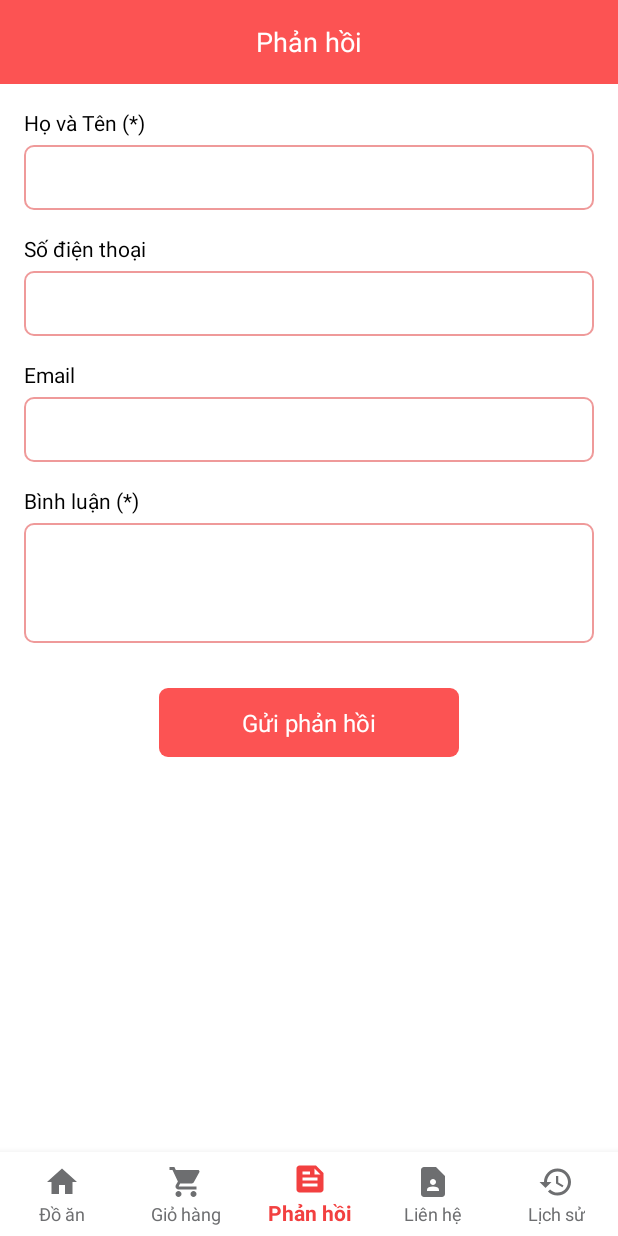
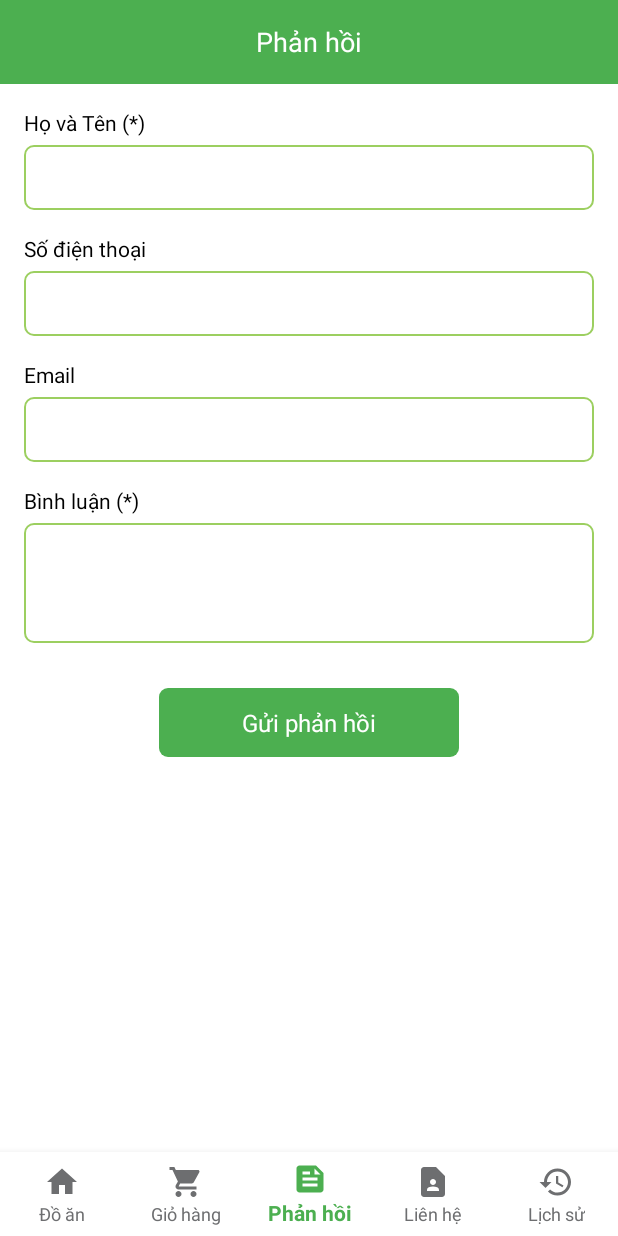
Before and after one commit to OtisDT/FoodOrderBasic_Java, an Android app: the screen it shows after launch (MainActivity), item 3 of the bottom bar chosen, on a phone screen of 412 x 824 dp. Run offline under Robolectric (Android 15) with nearby library versions, the phone set to English and light mode, and no system bars; our stand-ins replace Firebase (no records; nobody signed in at launch, a user with empty details on screens opened directly); libraries missing offline, so code that uses them is left out: com.afollestad.materialdialogs; 5 statements that could not run were skipped.

Commit message:
fix
fix_theme

```diff
--- a/FoodOrder/app/src/main/AndroidManifest.xml
+++ b/FoodOrder/app/src/main/AndroidManifest.xml
@@ -19,10 +19,10 @@
     <application
         android:name=".ControllerApplication"
         android:allowBackup="false"
-        android:icon="@mipmap/ic_launcher"
+        android:icon="@mipmap/logo_app"
         android:label="@string/app_name"
         android:largeHeap="true"
-        android:roundIcon="@mipmap/ic_launcher_round"
+        android:roundIcon="@mipmap/logo_app"
         android:supportsRtl="true"
         android:theme="@style/AppTheme">
         <activity android:name=".activity.SplashActivity"
--- a/FoodOrder/app/src/main/res/layout/fragment_contact.xml
+++ b/FoodOrder/app/src/main/res/layout/fragment_contact.xml
@@ -15,13 +15,13 @@
         <de.hdodenhof.circleimageview.CircleImageView
             android:layout_width="@dimen/define_dimen_120"
             android:layout_height="@dimen/define_dimen_120"
-            android:src="@drawable/img_splash" />
+            android:src="@drawable/logo_order" />
 
         <TextView
             android:layout_width="wrap_content"
             android:layout_height="wrap_content"
             android:layout_marginTop="@dimen/define_dimen_10"
-            android:text="@string/tincoder"
+            android:text="@string/author"
             android:textColor="@color/colorPrimary"
             android:textSize="@dimen/text_size_xnormal" />
 
--- a/FoodOrder/app/src/main/res/layout/fragment_feedback.xml
+++ b/FoodOrder/app/src/main/res/layout/fragment_feedback.xml
@@ -21,7 +21,7 @@
             android:layout_width="match_parent"
             android:layout_height="wrap_content"
             android:layout_marginTop="@dimen/define_dimen_5"
-            android:background="@drawable/bg_white_shape_border_red"
+            android:background="@drawable/bg_white_shape_border_green"
             android:imeOptions="actionNext"
             android:inputType="text"
             android:padding="@dimen/define_dimen_12"
@@ -39,7 +39,7 @@
             android:layout_width="match_parent"
             android:layout_height="wrap_content"
             android:layout_marginTop="@dimen/define_dimen_5"
-            android:background="@drawable/bg_white_shape_border_red"
+            android:background="@drawable/bg_white_shape_border_green"
             android:imeOptions="actionNext"
             android:inputType="phone"
             android:padding="@dimen/define_dimen_12"
@@ -57,7 +57,7 @@
             android:layout_width="match_parent"
             android:layout_height="wrap_content"
             android:layout_marginTop="@dimen/define_dimen_5"
-            android:background="@drawable/bg_white_shape_border_red"
+            android:background="@drawable/bg_white_shape_border_green"
             android:imeOptions="actionNext"
             android:inputType="textEmailAddress"
             android:padding="@dimen/define_dimen_12"
@@ -75,7 +75,7 @@
             android:layout_width="match_parent"
             android:layout_height="@dimen/define_dimen_80"
             android:layout_marginTop="@dimen/define_dimen_5"
-            android:background="@drawable/bg_white_shape_border_red"
+            android:background="@drawable/bg_white_shape_border_green"
             android:gravity="start"
             android:imeOptions="actionDone"
             android:maxLength="1000"
--- a/FoodOrder/app/src/main/res/layout/fragment_home.xml
+++ b/FoodOrder/app/src/main/res/layout/fragment_home.xml
@@ -21,7 +21,7 @@
             android:id="@+id/edt_search_name"
             android:layout_width="match_parent"
             android:layout_height="wrap_content"
-            android:background="@drawable/bg_white_shape_border_red_corner_30"
+            android:background="@drawable/bg_white_shape_border_green_corner_30"
             android:hint="@string/hint_search_name"
             android:imeOptions="actionSearch"
             android:inputType="text"
--- a/FoodOrder/app/src/main/res/layout/item_cart.xml
+++ b/FoodOrder/app/src/main/res/layout/item_cart.xml
@@ -68,7 +68,7 @@
                 android:layout_height="@dimen/define_dimen_30"
                 android:layout_marginStart="@dimen/define_dimen_10"
                 android:layout_marginEnd="@dimen/define_dimen_10"
-                android:background="@drawable/bg_white_shape_border_red_corner_3"
+                android:background="@drawable/bg_white_shape_border_green_corner_3"
                 android:gravity="center"
                 android:text="1"
                 android:textColor="@color/black"
--- a/FoodOrder/app/src/main/res/layout/layout_bottom_sheet_cart.xml
+++ b/FoodOrder/app/src/main/res/layout/layout_bottom_sheet_cart.xml
@@ -74,7 +74,7 @@
                     android:layout_height="@dimen/define_dimen_30"
                     android:layout_marginStart="@dimen/define_dimen_10"
                     android:layout_marginEnd="@dimen/define_dimen_10"
-                    android:background="@drawable/bg_white_shape_border_red_corner_3"
+                    android:background="@drawable/bg_white_shape_border_green_corner_3"
                     android:gravity="center"
                     android:text="1"
                     android:textColor="@color/black"
--- a/FoodOrder/app/src/main/res/values/colors.xml
+++ b/FoodOrder/app/src/main/res/values/colors.xml
@@ -1,8 +1,8 @@
 <?xml version="1.0" encoding="utf-8"?>
 <resources>
-    <color name="colorPrimary">#FC5353</color>
-    <color name="colorPrimaryDark">#FC5353</color>
-    <color name="colorAccent">#FC5353</color>
+    <color name="colorPrimary">#4CAF50</color>
+    <color name="colorPrimaryDark">#4CAF50</color>
+    <color name="colorAccent">#4CAF50</color>
 
     <color name="textColorPrimary">#121315</color>
     <color name="textColorSecondary">#6D6E70</color>
@@ -15,13 +15,13 @@
     <color name="purple">#9C27B0</color>
     <color name="green">#4CAF50</color>
     <color name="redAccent">#ffebee</color>
-    <color name="red">#EF9A9A</color>
-    <color name="pink">#F06292</color>
+    <color name="red">#9CCF60</color>
+    <color name="pink">#8BC34A</color>
     <color name="orange">#FF5722</color>
     <color name="tran_parent">#66000000</color>
     <color name="yellow">#FF9800</color>
     <color name="blue">#2196F3</color>
 
-    <color name="bottomTabActive">#F24040</color>
+    <color name="bottomTabActive">#4CAF50</color>
     <color name="bottomTabInActive">#171717</color>
 </resources>
--- a/FoodOrder/app/src/main/res/values/strings.xml
+++ b/FoodOrder/app/src/main/res/values/strings.xml
@@ -1,8 +1,9 @@
 <?xml version="1.0" encoding="utf-8"?>
 <resources>
-    <string name="app_name">Food Order Java</string>
-    <string name="splash_text">Highly committed to quality products &amp; excellent services</string>
-    <string name="tincoder">TinCoder</string>
+    <string name="app_name">Taste Trekker</string>
+    <string name="splash_text">Hungry? Let us take care of it - our app has you covered</string>
+    <string name="welcome">Welcome back to your app !</string>
+    <string name="author">Ứng dụng được tạo ra bới Nhóm 3</string>
 
     // Tab Menu
     <string name="home">Đồ ăn</string>
--- a/FoodOrder/app/src/main/res/values/styles.xml
+++ b/FoodOrder/app/src/main/res/values/styles.xml
@@ -3,7 +3,7 @@
 
     <!-- Base application theme. -->
     <style name="AppTheme" parent="Theme.AppCompat.Light.NoActionBar">
-        <item name="colorPrimaryDark">#FC5353</item>
+        <item name="colorPrimaryDark">#4CAF50</item>
     </style>
 
     <declare-styleable name="AspectRatioView">
```
Also changed, not shown: FoodOrder/app/src/main/res/layout/activity_splash.xml (+73 -44 lines), FoodOrder/app/src/main/res/drawable-xxhdpi/background_intro.png (added), FoodOrder/app/src/main/res/drawable-xxhdpi/logo.png (added), FoodOrder/app/src/main/res/drawable-xxhdpi/logo_order.jpg (added), FoodOrder/app/src/main/res/drawable/bg_white_shape_border_green.xml (renamed from FoodOrder/app/src/main/res/drawable/bg_white_shape_border_red.xml), FoodOrder/app/src/main/res/drawable/bg_white_shape_border_green_corner_3.xml (renamed from FoodOrder/app/src/main/res/drawable/bg_white_shape_border_red_corner_3.xml), FoodOrder/app/src/main/res/drawable/bg_white_shape_border_green_corner_30.xml (renamed from FoodOrder/app/src/main/res/drawable/bg_white_shape_border_red_corner_30.xml), FoodOrder/app/src/main/res/mipmap-xxhdpi/logo_app.png (added).
